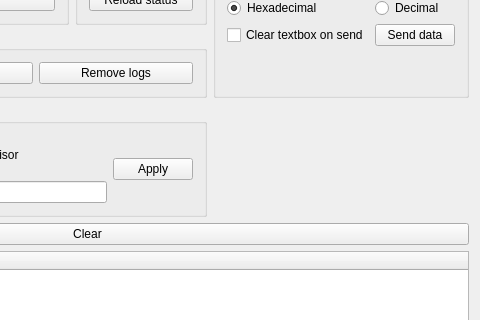
This is diagnostic/ui/mainwindow.ui in klonage/snowcookie as Qt 5 draws it before an edit; both pictures show x 305 to 785 and y 126 to 446 of the 785 by 652 pixel window. The edited form follows.
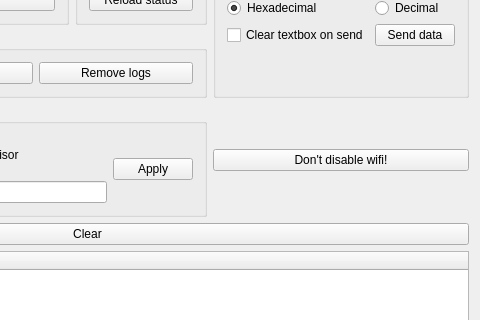
This is the edited form.

Commit message: add "disable stopping wifi" command

The edit to the form file:
```diff
--- a/diagnostic/ui/mainwindow.ui
+++ b/diagnostic/ui/mainwindow.ui
@@ -286,6 +286,13 @@
       </property>
      </widget>
     </item>
+    <item row="2" column="2">
+     <widget class="QPushButton" name="stopDisablingWifiButton">
+      <property name="text">
+       <string>Don't disable wifi!</string>
+      </property>
+     </widget>
+    </item>
    </layout>
   </widget>
   <widget class="QMenuBar" name="menuBar">
```
Left out of the diff: 2 changed lines with no effect on the pictures. The commit also changes 7 other files.
